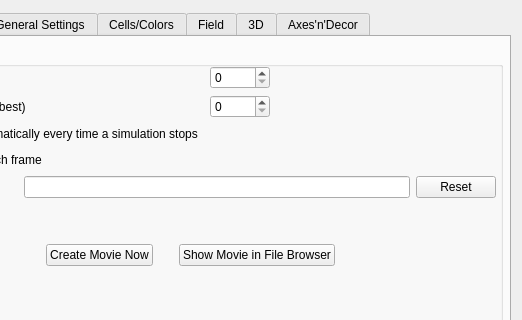
Before: the Qt Designer form cc3d/player5/Configuration/cc3D_prefs.ui in CompuCell3D/cc3d-player5, drawn with Qt 5; both pictures show x 145 to 667 and y 0 to 320 of the 667 by 606 pixel window.
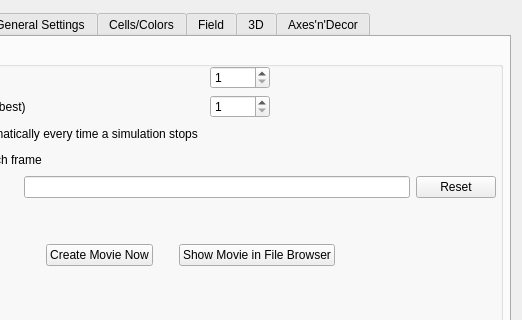
After: the same form once the commit is applied.

Commit message: Fixed frame rate spinbox; fixed movie directory selector starting path; fixed WriteMCS checkbox

What changed in the file:
```diff
--- a/cc3d/player5/Configuration/cc3D_prefs.ui
+++ b/cc3d/player5/Configuration/cc3D_prefs.ui
@@ -656,6 +656,9 @@
                <property name="toolTip">
                 <string>&lt;html&gt;&lt;head/&gt;&lt;body&gt;&lt;p&gt;How quickly the movie will play, as measured in frames per second (FPS)&lt;/p&gt;&lt;/body&gt;&lt;/html&gt;</string>
                </property>
+               <property name="minimum">
+                <number>1</number>
+               </property>
                <property name="maximum">
                 <number>360</number>
                </property>
@@ -688,8 +691,11 @@
                <property name="toolTip">
                 <string>&lt;html&gt;&lt;head/&gt;&lt;body&gt;&lt;p&gt;Video quality&lt;/p&gt;&lt;/body&gt;&lt;/html&gt;</string>
                </property>
+               <property name="minimum">
+                <number>1</number>
+               </property>
                <property name="maximum">
-                <number>51</number>
+                <number>10</number>
                </property>
               </widget>
              </item>
```
The commit also changes 3 other files.
